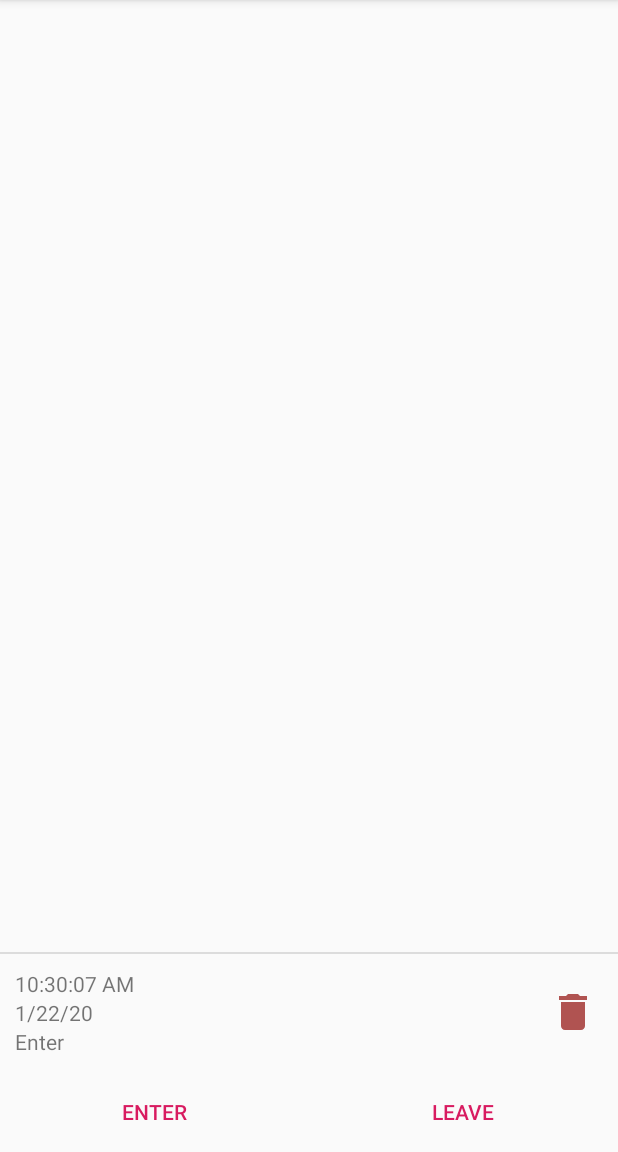
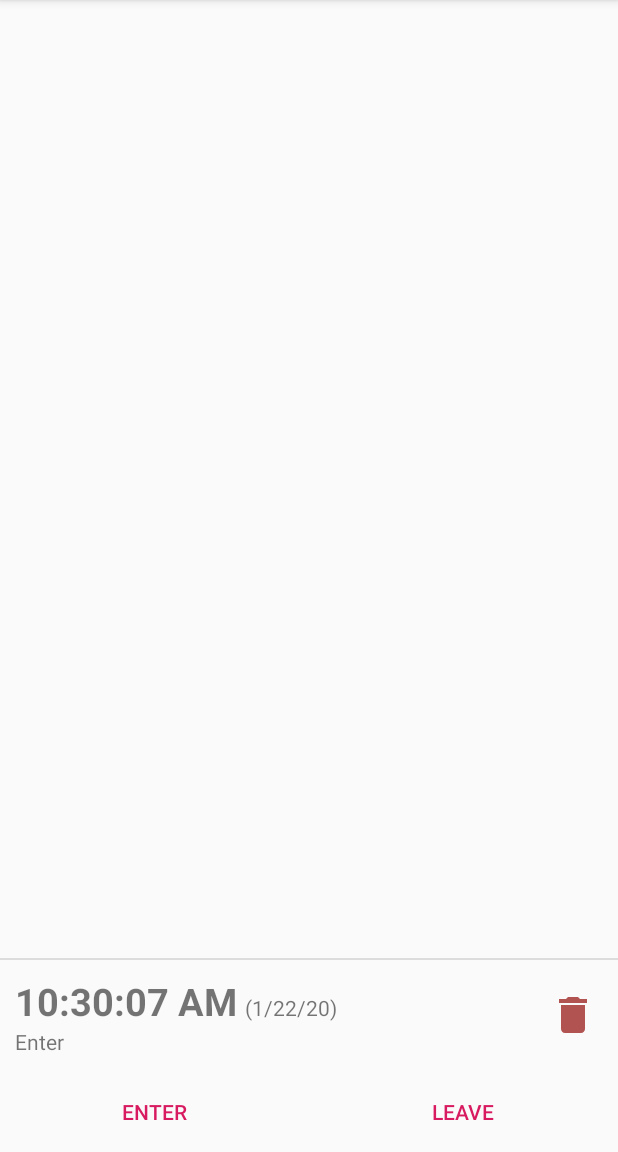
Before and after one commit to burdukowsky/EnterLeave, an Android app: the screen it shows after launch (MainActivity), after a tap on "ENTER", on a phone screen of 412 x 824 dp, the part 84-1236 px from its top. Run offline under Robolectric (Android 15) with nearby library versions, the phone set to English and light mode, and no system bars; libraries missing offline, so code that uses them is left out: com.j256.ormlite; 2 statements that could not run were skipped.

Commit message:
improve action layout

```diff
--- a/app/src/main/java/tk/burdukowsky/enter_leave/ActionListAdapter.kt
+++ b/app/src/main/java/tk/burdukowsky/enter_leave/ActionListAdapter.kt
@@ -19,7 +19,8 @@ class ActionListAdapter(
         val view: View = convertView ?: layoutInflater.inflate(R.layout.action, parent, false)
         val entity = getItem(position)
         val formattedTime = Utils.millisecondsToFormattedTime(entity.time)
-        view.findViewById<TextView>(R.id.tvActionDate).text = formattedTime.date
+        view.findViewById<TextView>(R.id.tvActionDate).text =
+            String.format("(%s)", formattedTime.date)
         view.findViewById<TextView>(R.id.tvActionTime).text = formattedTime.time
         view.findViewById<TextView>(R.id.tvActionType).text = entity.type.getResource()
         view.findViewById<ImageView>(R.id.ivActionDelete).setOnClickListener {
--- a/app/src/main/res/layout/action.xml
+++ b/app/src/main/res/layout/action.xml
@@ -14,15 +14,26 @@
         android:paddingEnd="@dimen/activity_horizontal_margin"
         android:paddingRight="@dimen/activity_horizontal_margin">
 
-        <TextView
-            android:id="@+id/tvActionTime"
+        <LinearLayout
             android:layout_width="match_parent"
-            android:layout_height="wrap_content" />
+            android:layout_height="wrap_content"
+            android:orientation="horizontal">
 
-        <TextView
-            android:id="@+id/tvActionDate"
-            android:layout_width="match_parent"
-            android:layout_height="wrap_content" />
+            <TextView
+                android:id="@+id/tvActionTime"
+                android:layout_width="wrap_content"
+                android:layout_height="wrap_content"
+                android:textSize="25sp"
+                android:textStyle="bold" />
+
+            <TextView
+                android:id="@+id/tvActionDate"
+                android:layout_width="wrap_content"
+                android:layout_height="wrap_content"
+                android:layout_marginStart="5dp"
+                android:layout_marginLeft="5dp" />
+
+        </LinearLayout>
 
         <TextView
             android:id="@+id/tvActionType"
```
